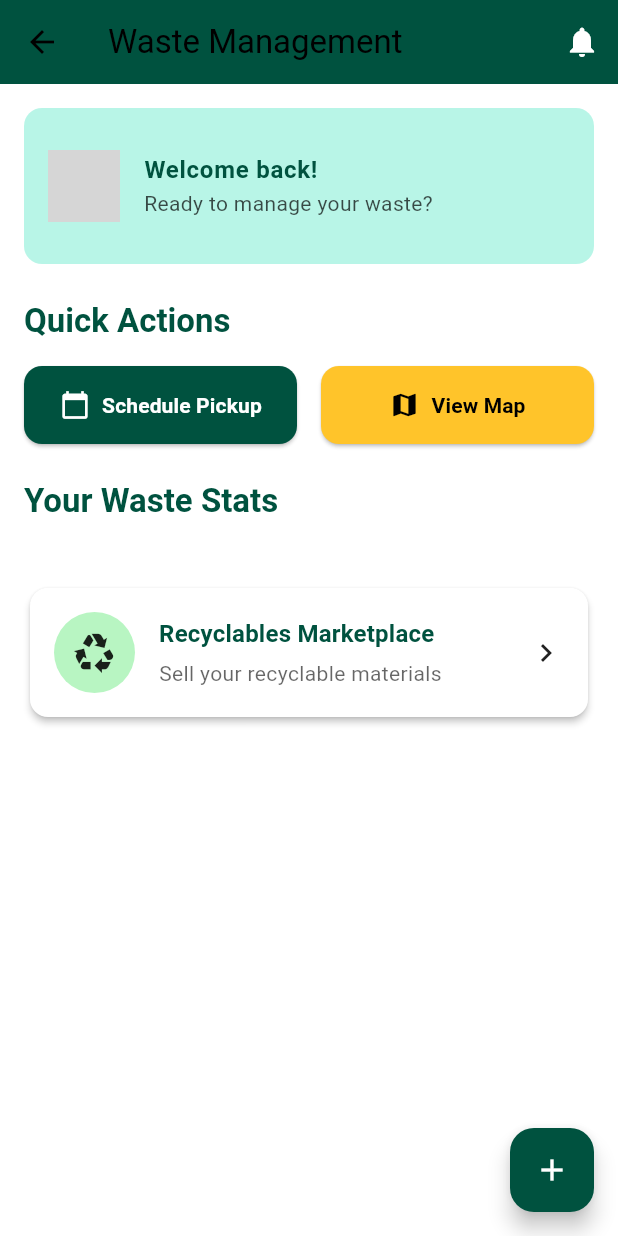
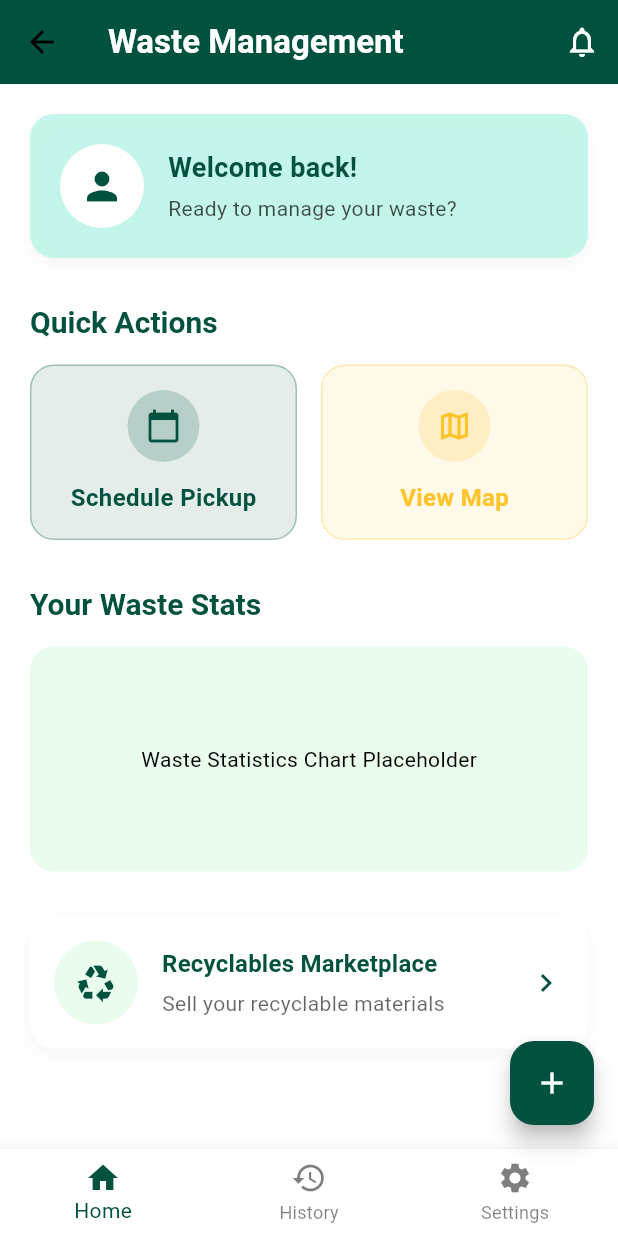
Before and after one commit to Mackle10/group26-recces-, a Flutter app: the screen it shows once a user with an empty profile is signed in, on a phone screen of 412 x 824 dp. Run offline on Flutter 3.47's test engine with Material 3 defaults, Android fonts, the phone set to English and light mode, and no system bars; our stand-ins replace bloc, cloud_firestore, equatable, firebase_auth, firebase_core, flutter_bloc and 3 more; accounts and stored records are empty; grey boxes are pictures that could not be loaded.

Commit message:
arranged the container to improve appearence

```diff
--- a/wastemanagement/lib/data/datasources/remote/firebase_datasource.dart
+++ b/wastemanagement/lib/data/datasources/remote/firebase_datasource.dart
@@ -1,71 +1,70 @@
-// O11 import 'package:cloud_firestore/cloud_firestore.dart';
-// O11 import 'package:wastemanagement/features/auth/data/models/user_model.dart';
-// O11 import 'package:wastemanagement/features/company/data/models/company_model.dart';
-// O11 import 'package:wastemanagement/features/pickup/data/models/pickup_model.dart';
-// O11 import 'package:wastemanagement/features/recyclables/data/models/recyclable_model.dart';
+import 'package:cloud_firestore/cloud_firestore.dart';
+import 'package:wastemanagement/data/models/user_model.dart';
+import 'package:wastemanagement/data/models/company_model.dart';
+import 'package:wastemanagement/data/models/pickup_model.dart';
+import 'package:wastemanagement/data/models/recycle_model.dart';
 
-// O11 abstract class FirebaseDataSource {
-// O11   // User Operations
-// O11   Future<void> createUser(UserModel user);
-// O11   Future<UserModel> getUser(String userId);
+abstract class FirebaseDataSource {
+  // User Operations
+  Future<void> createUser(UserModel user);
+  Future<UserModel> getUser(String userId);
 
-// O11   // Company Operations
-// O11   Future<void> createCompany(CompanyModel company);
-// O11   Future<CompanyModel> getCompany(String companyId);
+  // Company Operations
+  Future<void> createCompany(CompanyModel company);
+  Future<CompanyModel> getCompany(String companyId);
 
-// O11   // Pickup Operations
-// O11   Future<String> schedulePickup(PickupModel pickup);
-// O11   Future<void> updatePickupStatus(String pickupId, String status);
+  // Pickup Operations
+  Future<String> schedulePickup(PickupModel pickup);
+  Future<void> updatePickupStatus(String pickupId, String status);
 
-// O11   // Recyclable Operations
-// O11   Future<String> postRecyclable(RecyclableModel recyclable);
-// O11   Future<void> updateRecyclableStatus(String recyclableId, String status);
-// O11 }
+  // Recyclable Operations
+  Future<String> postRecyclable(RecyclableModel recyclable);
+  Future<void> updateRecyclableStatus(String recyclableId, String status);
+}
 
-// O11 class FirebaseDataSourceImpl implements FirebaseDataSource {
-// O11   final FirebaseFirestore _firestore = FirebaseFirestore.instance;
+class FirebaseDataSourceImpl implements FirebaseDataSource {
+final FirebaseFirestore _firestore = FirebaseFirestore.instance;
+  @override
+  Future<void> createUser(UserModel user) async {
+    await _firestore.collection('users').doc(user.id).set(user.toMap());
+  }
 
-// O11   @override
-// O11   Future<void> createUser(UserModel user) async {
-// O11     await _firestore.collection('users').doc(user.id).set(user.toMap());
-// O11   }
+  @override
+  Future<UserModel> getUser(String userId) async {
+    final doc = await _firestore.collection('users').doc(userId).get();
+    return UserModel.fromMap(doc.data()!);
+  }
 
-// O11   @override
-// O11   Future<UserModel> getUser(String userId) async {
-// O11     final doc = await _firestore.collection('users').doc(userId).get();
-// O11     return UserModel.fromMap(doc.data()!);
-// O11   }
+  @override
+  Future<void> createCompany(CompanyModel company) async {
+    await _firestore.collection('companies').doc(company.id).set(company.toMap());
+  }
 
-// O11   @override
-// O11   Future<void> createCompany(CompanyModel company) async {
-// O11     await _firestore.collection('companies').doc(company.id).set(company.toMap());
-// O11   }
+  @override
+  Future<CompanyModel> getCompany(String companyId) async {
+    final doc = await _firestore.collection('companies').doc(companyId).get();
+    return CompanyModel.fromMap(doc.data()!);
+  }
 
-// O11   @override
-// O11   Future<CompanyModel> getCompany(String companyId) async {
-// O11     final doc = await _firestore.collection('companies').doc(companyId).get();
-// O11     return CompanyModel.fromMap(doc.data()!);
-// O11   }
+  @override
+  Future<String> schedulePickup(PickupModel pickup) async {
+    final docRef = await _firestore.collection('pickups').add(pickup.toMap());
+    return docRef.id;
+  }
 
-// O11   @override
-// O11   Future<String> schedulePickup(PickupModel pickup) async {
-// O11     final docRef = await _firestore.collection('pickups').add(pickup.toMap());
-// O11     return docRef.id;
-// O11   }
+  @override
+  Future<void> updatePickupStatus(String pickupId, String status) async {
+    await _firestore.collection('pickups').doc(pickupId).update({'status': status});
+  }
 
-// O11   @override
-// O11   Future<void> updatePickupStatus(String pickupId, String status) async {
-// O11     await _firestore.collection('pickups').doc(pickupId).update({'status': status});
-// O11   }
+  @override
+  Future<String> postRecyclable(RecyclableModel recyclable) async {
+    final docRef = await _firestore.collection('recyclables').add(recyclable.toMap());
+    return docRef.id;
+  }
 
-// O11   @override
-// O11   Future<String> postRecyclable(RecyclableModel recyclable) async {
-// O11     final docRef = await _firestore.collection('recyclables').add(recyclable.toMap());
-// O11     return docRef.id;
-// O11   }
-
-// O11   @override
-// O11   Future<void> updateRecyclableStatus(String recyclableId, String status) async {
-// O11     await _firestore.collection('recyclables').doc(recyclableId).update({'status': status});
-// O11   }
-// O11 }
+  @override
+  Future<void> updateRecyclableStatus(String recyclableId, String status) async {
+    await _firestore.collection('recyclables').doc(recyclableId).update({'status': status});
+  }
+}
--- a/wastemanagement/lib/features/home/presentation/screens/home_screen.dart
+++ b/wastemanagement/lib/features/home/presentation/screens/home_screen.dart
@@ -24,47 +24,77 @@ class _HomeScreenState extends State<HomeScreen> {
   return Scaffold(
     backgroundColor: AppColors.background,
     appBar: AppBar(
-        title: const Text(AppStrings.appName),
+      title: const Text(
+        AppStrings.appName,
+        style: TextStyle(
+          color: AppColors.white,
+          fontWeight: FontWeight.bold,
+          fontSize: 22,
+        ),
+      ),
       backgroundColor: AppColors.primary,
+      elevation: 0,
+      centerTitle: false,
       actions: [
         IconButton(
-            icon: const Icon(Icons.notifications),
+          icon: const Icon(Icons.notifications_outlined),
           onPressed: () {},
           color: AppColors.white,
         ),
       ],
     ),
     body: SingleChildScrollView(
-        padding: const EdgeInsets.all(16),
+      padding: const EdgeInsets.all(20),
       child: Column(
-          crossAxisAlignment: CrossAxisAlignment.stretch,
+        crossAxisAlignment: CrossAxisAlignment.start,
         children: [
           // Welcome Section
           Container(
-              padding: const EdgeInsets.symmetric(vertical: 16),
+            padding: const EdgeInsets.all(20),
             decoration: BoxDecoration(
-                color: AppColors.lightGreen1,
-                borderRadius: BorderRadius.circular(12),
+              color: AppColors.lightGreen1.withOpacity(0.8),
+              borderRadius: BorderRadius.circular(16),
+              boxShadow: [
+                BoxShadow(
+                  color: Colors.grey.withOpacity(0.1),
+                  blurRadius: 10,
+                  offset: const Offset(0, 4),
                 ),
-              child: ListTile(
-                leading: const CircleAvatar(
-                  radius: 24,
-                  backgroundImage: AssetImage('assets/images/profile_placeholder.png'),
+              ],
             ),
-                title: Text(
+            child: Row(
+              children: [
+                const CircleAvatar(
+                  radius: 28,
+                  backgroundColor: AppColors.white,
+                  child: Icon(Icons.person, size: 30, color: AppColors.primary),
+                ),
+                const SizedBox(width: 16),
+                Column(
+                  crossAxisAlignment: CrossAxisAlignment.start,
+                  children: [
+                    Text(
                       'Welcome back!',
                       style: TextStyle(
                         color: AppColors.primary,
                         fontWeight: FontWeight.bold,
+                        fontSize: 18,
                       ),
                     ),
-                subtitle: Text(
+                    const SizedBox(height: 4),
+                    Text(
                       'Ready to manage your waste?',
-                  style: TextStyle(color: AppColors.black.withOpacity(0.7)),
+                      style: TextStyle(
+                        color: AppColors.black.withOpacity(0.7),
+                        fontSize: 14,
                       ),
                     ),
+                  ],
                 ),
-            const SizedBox(height: 24),
+              ],
+            ),
+          ),
+          const SizedBox(height: 30),
 
           // Quick Actions Section
           Text(
@@ -72,18 +102,18 @@ class _HomeScreenState extends State<HomeScreen> {
             style: Theme.of(context).textTheme.titleLarge?.copyWith(
                   color: AppColors.primary,
                   fontWeight: FontWeight.bold,
+                  fontSize: 20,
                 ),
           ),
           const SizedBox(height: 16),
           Row(
             children: [
               Expanded(
-                  child: CustomButton(
-                    text: 'Schedule Pickup',
+                child: _buildActionCard(
                   icon: Icons.calendar_today,
-                    backgroundColor: AppColors.primary,
-                    textColor: AppColors.white,
-                    onPressed: () {
+                  title: 'Schedule Pickup',
+                  color: AppColors.primary,
+                  onTap: () {
                     Navigator.push(
                       context,
                       MaterialPageRoute(
@@ -95,12 +125,11 @@ class _HomeScreenState extends State<HomeScreen> {
               ),
               const SizedBox(width: 16),
               Expanded(
-                  child: CustomButton(
-                    text: 'View Map',
-                    icon: Icons.map,
-                    backgroundColor: AppColors.secondary,
-                    textColor: AppColors.black,
-                    onPressed: () {
+                child: _buildActionCard(
+                  icon: Icons.map_outlined,
+                  title: 'View Map',
+                  color: AppColors.secondary,
+                  onTap: () {
                     Navigator.push(
                       context,
                       MaterialPageRoute(
@@ -112,7 +141,7 @@ class _HomeScreenState extends State<HomeScreen> {
               ),
             ],
           ),
-            const SizedBox(height: 24),
+          const SizedBox(height: 30),
 
           // Waste Statistics Section
           Text(
@@ -120,20 +149,36 @@ class _HomeScreenState extends State<HomeScreen> {
             style: Theme.of(context).textTheme.titleLarge?.copyWith(
                   color: AppColors.primary,
                   fontWeight: FontWeight.bold,
+                  fontSize: 20,
                 ),
           ),
           const SizedBox(height: 16),
-            // O11 const WasteStatsCard(),
-            const SizedBox(height: 24),
+          // TODO: Add WasteStatsCard here
+          Container(
+            height: 150,
+            decoration: BoxDecoration(
+              color: AppColors.lightGreen2.withOpacity(0.3),
+              borderRadius: BorderRadius.circular(16),
+            ),
+            child: const Center(child: Text('Waste Statistics Chart Placeholder')),
+          ),
+          const SizedBox(height: 30),
 
           // Recyclables Marketplace Section
-            Card(
-              elevation: 2,
-              shape: RoundedRectangleBorder(
-                borderRadius: BorderRadius.circular(12),
+          Container(
+            padding: const EdgeInsets.all(16),
+            decoration: BoxDecoration(
+              color: AppColors.white,
+              borderRadius: BorderRadius.circular(16),
+              boxShadow: [
+                BoxShadow(
+                  color: Colors.grey.withOpacity(0.1),
+                  blurRadius: 10,
+                  offset: const Offset(0, 4),
+                ),
+              ],
             ),
             child: InkWell(
-                borderRadius: BorderRadius.circular(12),
               onTap: () {
                 Navigator.push(
                   context,
@@ -142,17 +187,15 @@ class _HomeScreenState extends State<HomeScreen> {
                   ),
                 );
               },
-                child: Padding(
-                  padding: const EdgeInsets.all(16),
               child: Row(
                 children: [
                   Container(
-                        padding: const EdgeInsets.all(12),
+                    padding: const EdgeInsets.all(14),
                     decoration: BoxDecoration(
-                          color: AppColors.lightGreen2,
+                      color: AppColors.lightGreen2.withOpacity(0.3),
                       shape: BoxShape.circle,
                     ),
-                        child: const Icon(Icons.recycling, size: 30),
+                    child: const Icon(Icons.recycling, size: 28, color: AppColors.primary),
                   ),
                   const SizedBox(width: 16),
                   Expanded(
@@ -176,9 +219,8 @@ class _HomeScreenState extends State<HomeScreen> {
                       ],
                     ),
                   ),
-                      const Icon(Icons.chevron_right),
+                  const Icon(Icons.chevron_right, color: AppColors.primary),
                 ],
-                  ),
               ),
             ),
           ),
@@ -197,6 +239,72 @@ class _HomeScreenState extends State<HomeScreen> {
       backgroundColor: AppColors.primary,
       child: const Icon(Icons.add, color: AppColors.white),
     ),
+    bottomNavigationBar: _buildBottomNavigationBar(),
+  );
+}
+
+Widget _buildActionCard({
+  required IconData icon,
+  required String title,
+  required Color color,
+  required VoidCallback onTap,
+}) {
+  return InkWell(
+    onTap: onTap,
+    borderRadius: BorderRadius.circular(16),
+    child: Container(
+      padding: const EdgeInsets.all(16),
+      decoration: BoxDecoration(
+        color: color.withOpacity(0.1),
+        borderRadius: BorderRadius.circular(16),
+        border: Border.all(color: color.withOpacity(0.3)),
+      ),
+      child: Column(
+        children: [
+          Container(
+            padding: const EdgeInsets.all(12),
+            decoration: BoxDecoration(
+              color: color.withOpacity(0.2),
+              shape: BoxShape.circle,
+            ),
+            child: Icon(icon, size: 24, color: color),
+          ),
+          const SizedBox(height: 12),
+          Text(
+            title,
+            style: TextStyle(
+              color: color,
+              fontWeight: FontWeight.bold,
+              fontSize: 16,
+            ),
+          ),
+        ],
+      ),
+    ),
+  );
+}
+
+Widget _buildBottomNavigationBar() {
+  return BottomNavigationBar(
+    items: const [
+      BottomNavigationBarItem(
+        icon: Icon(Icons.home),
+        label: 'Home',
+      ),
+      BottomNavigationBarItem(
+        icon: Icon(Icons.history),
+        label: 'History',
+      ),
+      BottomNavigationBarItem(
+        icon: Icon(Icons.settings),
+        label: 'Settings',
+      ),
+    ],
+    selectedItemColor: AppColors.primary,
+    unselectedItemColor: AppColors.black.withOpacity(0.5),
+    backgroundColor: AppColors.white,
+    elevation: 8,
+    showUnselectedLabels: true,
   );
 }
 }
--- a/wastemanagement/pubspec.yaml
+++ b/wastemanagement/pubspec.yaml
@@ -37,5 +37,5 @@ dev_dependencies:
 flutter:
   uses-material-design: true
   assets:
-    - icons/
-    - images/
+    - assets/icons/
+    # - assets/images/
```
Also changed, not shown: wastemanagement/lib/data/datasources/remote/storage_datasource.dart (+20 -19 lines), 1 other file. Lines whose indentation alone changed are shown as unchanged.
